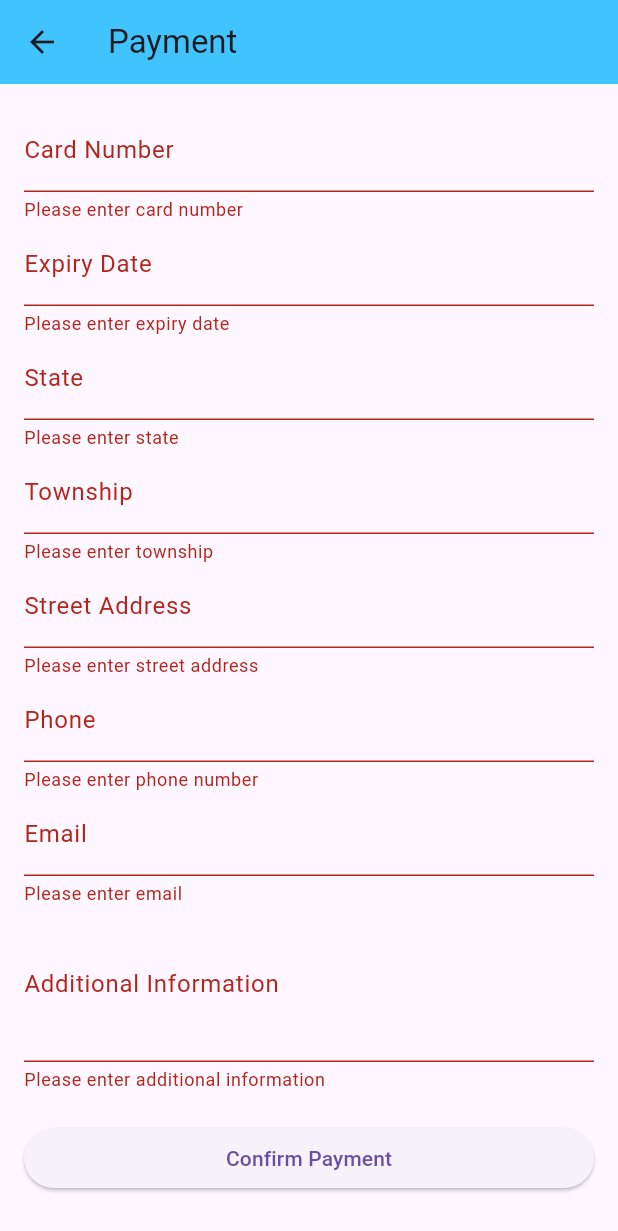
After one commit to Thawthaw001/Gadget, a Flutter app: the PaymentPage screen opened directly, after a tap on "Confirm Payment", on a phone screen of 412 x 824 dp. The commit adds this screen. Shown: the top 1231 px of the screen. Run offline on Flutter 3.47's test engine with Material 3 defaults, Android fonts, the phone set to English and light mode, and no system bars; our stand-ins replace carousel_slider, cloud_firestore, firebase_auth, firebase_core, firebase_storage, google_sign_in and 2 more; missing offline and left inert: firebase_app_check, font_awesome_icon_class; accounts and stored records are empty.

Commit message:
Initial Commit

```diff
--- /dev/null
+++ b/lib/Pages/payment.dart
@@ -0,0 +1,232 @@
+import 'package:flutter/material.dart';
+import 'package:provider/provider.dart';
+import 'package:cloud_firestore/cloud_firestore.dart';
+import 'package:firebase_auth/firebase_auth.dart';
+
+import 'package:thaw/Widget/model_provider.dart';
+
+class PaymentPage extends StatefulWidget {
+  const PaymentPage({super.key});
+
+  @override
+  _PaymentPageState createState() => _PaymentPageState();
+}
+
+class _PaymentPageState extends State<PaymentPage> {
+  final _formKey = GlobalKey<FormState>();
+  String _cardNumber = '';
+
+  String _state = '';
+  String _township = '';
+  String _streetAddress = '';
+  String _phone = '';
+  String _email = '';
+  String _additionalInfo = '';
+  String? _userId;
+  String? _userName;
+  String? _userEmail;
+
+  @override
+  void initState() {
+    super.initState();
+    _fetchUserData();
+  }
+
+  Future<void> _fetchUserData() async {
+    User? currentUser = FirebaseAuth.instance.currentUser;
+    if (currentUser != null) {
+      DocumentSnapshot<Map<String, dynamic>> userDoc = await FirebaseFirestore
+          .instance
+          .collection('users')
+          .doc(currentUser.uid)
+          .get();
+      if (userDoc.exists) {
+        setState(() {
+          _userId = currentUser.uid;
+          _userName = userDoc.data()?['name'];
+          _userEmail = userDoc.data()?['email'];
+        });
+      }
+    }
+  }
+
+  @override
+  Widget build(BuildContext context) {
+    return Scaffold(
+      appBar: AppBar(
+        title: const Text('Payment'),
+        backgroundColor: Colors.lightBlueAccent,
+      ),
+      body: Padding(
+        padding: const EdgeInsets.all(16.0),
+        child: Form(
+          key: _formKey,
+          child: ListView(
+            children: [
+              TextFormField(
+                decoration: const InputDecoration(labelText: 'Card Number'),
+                keyboardType: TextInputType.number,
+                validator: (value) {
+                  if (value == null || value.isEmpty) {
+                    return 'Please enter card number';
+                  }
+                  return null;
+                },
+                onSaved: (value) {
+                  _cardNumber = value!;
+                },
+              ),
+              TextFormField(
+                decoration: const InputDecoration(labelText: 'Expiry Date'),
+                keyboardType: TextInputType.datetime,
+                validator: (value) {
+                  if (value == null || value.isEmpty) {
+                    return 'Please enter expiry date';
+                  }
+                  return null;
+                },
+              ),
+              TextFormField(
+                decoration: const InputDecoration(labelText: 'State'),
+                validator: (value) {
+                  if (value == null || value.isEmpty) {
+                    return 'Please enter state';
+                  }
+                  return null;
+                },
+                onSaved: (value) {
+                  _state = value!;
+                },
+              ),
+              TextFormField(
+                decoration: const InputDecoration(labelText: 'Township'),
+                validator: (value) {
+                  if (value == null || value.isEmpty) {
+                    return 'Please enter township';
+                  }
+                  return null;
+                },
+                onSaved: (value) {
+                  _township = value!;
+                },
+              ),
+              TextFormField(
+                decoration: const InputDecoration(labelText: 'Street Address'),
+                validator: (value) {
+                  if (value == null || value.isEmpty) {
+                    return 'Please enter street address';
+                  }
+                  return null;
+                },
+                onSaved: (value) {
+                  _streetAddress = value!;
+                },
+              ),
+              TextFormField(
+                decoration: const InputDecoration(labelText: 'Phone'),
+                keyboardType: TextInputType.phone,
+                validator: (value) {
+                  if (value == null || value.isEmpty) {
+                    return 'Please enter phone number';
+                  }
+                  return null;
+                },
+                onSaved: (value) {
+                  _phone = value!;
+                },
+              ),
+              TextFormField(
+                decoration: const InputDecoration(labelText: 'Email'),
+                keyboardType: TextInputType.emailAddress,
+                validator: (value) {
+                  if (value == null || value.isEmpty) {
+                    return 'Please enter email';
+                  }
+                  return null;
+                },
+                onSaved: (value) {
+                  _email = value!;
+                },
+              ),
+              TextFormField(
+                decoration:
+                    const InputDecoration(labelText: 'Additional Information'),
+                maxLines: 3,
+                validator: (value) {
+                  if (value == null || value.isEmpty) {
+                    return 'Please enter additional information';
+                  }
+                  return null;
+                },
+                onSaved: (value) {
+                  _additionalInfo = value!;
+                },
+              ),
+              const SizedBox(height: 20),
+              ElevatedButton(
+                onPressed: () async {
+                  if (_formKey.currentState!.validate()) {
+                    _formKey.currentState!.save();
+                    final modelProvider =
+                        Provider.of<ModelProvider>(context, listen: false);
+                    final basket = modelProvider.basket;
+                    final total = modelProvider.basket.fold<double>(
+                      0.0,
+                      (sum, item) => sum + item['price'] * item['quantity'],
+                    );
+
+                    if (_userId != null &&
+                        _userName != null &&
+                        _userEmail != null) {
+                      await FirebaseFirestore.instance
+                          .collection('orders')
+                          .add({
+                        'userId': _userId,
+                        'userName': _userName,
+                        'userEmail': _userEmail,
+                        'totalAmount': total,
+                        'cardNumber': _cardNumber,
+                        'items': basket
+                            .map((item) => {
+                                  'itemName': item['name'],
+                                  'quantity': item['quantity'],
+                                  'price': item['price'],
+                                  'subtotal': item['price'] * item['quantity'],
+                                  'imageUrl': item['imageUrl']
+                                })
+                            .toList(),
+                        'orderDate': DateTime.now(),
+                        'state': _state,
+                        'township': _township,
+                        'streetAddress': _streetAddress,
+                        'phone': _phone,
+                        'email': _email,
+                        'additionalInfo': _additionalInfo,
+                      });
+
+                      modelProvider.clearBasket();
+
+                      ScaffoldMessenger.of(context).showSnackBar(
+                        const SnackBar(
+                          content: Text('Order placed successfully!'),
+                        ),
+                      );
+                      Navigator.pop(context);
+                    } else {
+                      ScaffoldMessenger.of(context).showSnackBar(
+                        const SnackBar(
+                          content: Text('User data not found!'),
+                        ),
+                      );
+                    }
+                  }
+                },
+                child: const Text('Confirm Payment'),
+              ),
+            ],
+          ),
+        ),
+      ),
+    );
+  }
+}
--- a/pubspec.yaml
+++ b/pubspec.yaml
@@ -36,6 +36,8 @@ dependencies:
   badges: ^3.1.2
   multi_select_flutter: ^4.1.3
   flutter_chips_input: ^2.0.0
+  intl: ^0.19.0
+  cached_network_image: ^3.3.1
 
 dev_dependencies:
   flutter_test:
```
Also changed, not shown: lib/Admin/Widget/fetch_order.dart (added, +16 -0 lines), lib/Admin/admin_drawer.dart (+26 -3 lines), lib/Admin/order_display.dart (added, +118 -0 lines), lib/Admin/order_service.dart (added, +24 -0 lines), lib/Pages/basket.dart (+68 -24 lines), lib/Pages/calendar.dart (deleted, +0 -15 lines), lib/Pages/home_page.dart (+8 -9 lines), lib/Widget/model_provider.dart (+8 -3 lines), pubspec.lock, 1 other file.
